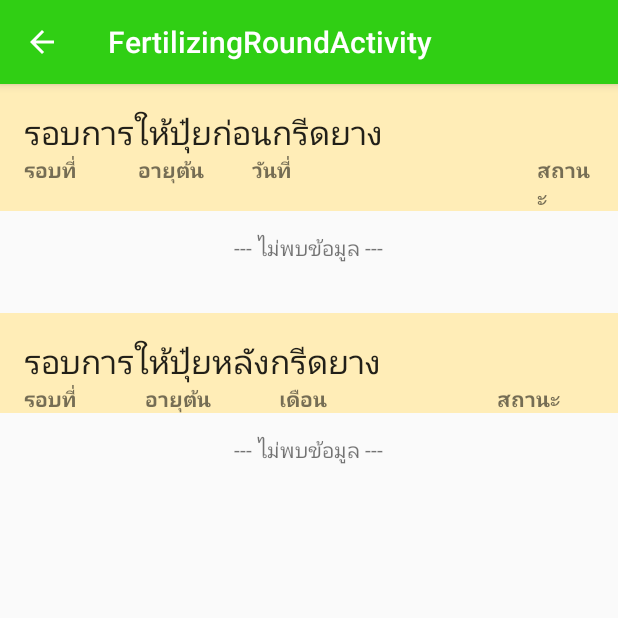
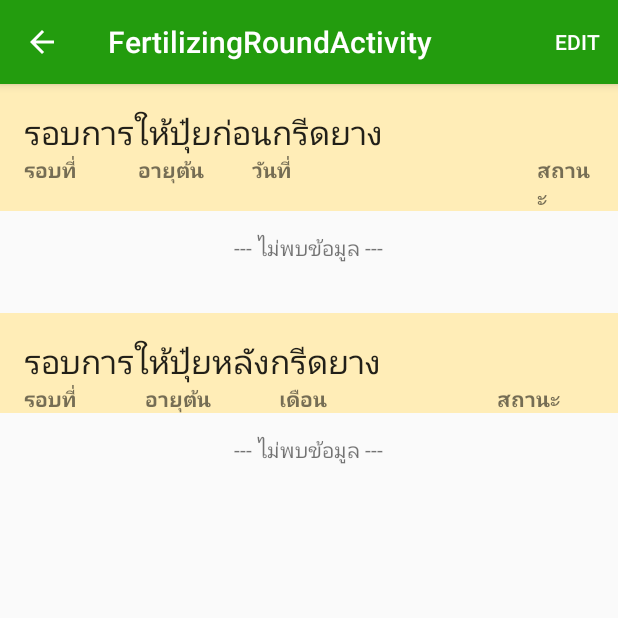
Before and after one commit to bnitelf/FertilizerForLatex, an Android app: the FertilizingRoundActivity screen opened directly, with no data from a screen before it, on a phone screen of 412 x 824 dp, the top half of it. Run offline under Robolectric (Android 15) with nearby library versions, the phone set to English and light mode, and no system bars; 1 statement that could not run was skipped.

Commit message:
Change style and finish edit fertilizing round "finish_state" implementation

```diff
--- a/app/src/main/AndroidManifest.xml
+++ b/app/src/main/AndroidManifest.xml
@@ -41,11 +41,7 @@
             android:theme="@style/AppTheme.NoActionBar" />
         <activity
             android:name=".FertilizingRoundActivity"
-            android:label="@string/title_activity_fertilizing_round"
-            android:parentActivityName=".TaskDetailActivity" >
-            <meta-data
-                android:name="android.support.PARENT_ACTIVITY"
-                android:value="com.example.puicbr.fertilizerforlatex.TaskDetailActivity" />
+            android:label="@string/title_activity_fertilizing_round">
         </activity>
     </application>
 
--- a/app/src/main/java/com/example/puicbr/fertilizerforlatex/FertilizingRoundActivity.java
+++ b/app/src/main/java/com/example/puicbr/fertilizerforlatex/FertilizingRoundActivity.java
@@ -29,12 +29,17 @@ public class FertilizingRoundActivity extends AppCompatActivity {
     private int task_id = -1;
     private Task task = null;
 
+    private FertilizingRoundAdapter adapter = null;
     private DbHelper dbHelper = null;
+
+    private boolean editMode = false;
 
     @Override
     protected void onCreate(Bundle savedInstanceState) {
         super.onCreate(savedInstanceState);
         setContentView(R.layout.activity_fertilizing_round);
+
+        getSupportActionBar().setDisplayHomeAsUpEnabled(true);
 
         lvBefore = (ListView) findViewById(R.id.lvBefore);
         lvAfter = (ListView) findViewById(R.id.lvAfter);
@@ -79,17 +84,29 @@ public class FertilizingRoundActivity extends AppCompatActivity {
             txtNoDataBefore.setVisibility(View.GONE);
             lvBefore.setVisibility(View.VISIBLE);
 
-            FertilizingRoundAdapter adapter = new FertilizingRoundAdapter(this, fRoundBeforeList);
+            adapter = new FertilizingRoundAdapter(this, fRoundBeforeList);
             lvBefore.setAdapter(adapter);
         }
     }
 
-    /*@Override
+    @Override
     public boolean onCreateOptionsMenu(Menu menu) {
         // Inflate the menu; this adds items to the action bar if it is present.
         getMenuInflater().inflate(R.menu.menu_fertilizing_round, menu);
+        MenuItem itemEdit = menu.findItem(R.id.action_edit);
+        MenuItem itemDone = menu.findItem(R.id.action_done);
+
+        if(editMode){
+            itemEdit.setVisible(false);
+            itemDone.setVisible(true);
+        } else {
+            itemEdit.setVisible(true);
+            itemDone.setVisible(false);
+        }
+
         return true;
     }
+
 
     @Override
     public boolean onOptionsItemSelected(MenuItem item) {
@@ -98,11 +115,27 @@ public class FertilizingRoundActivity extends AppCompatActivity {
         // as you specify a parent activity in AndroidManifest.xml.
         int id = item.getItemId();
 
-        //noinspection SimplifiableIfStatement
-        if (id == R.id.action_settings) {
+        if (id == android.R.id.home) {
+            onBackPressed();
             return true;
+
+        } else if (id == R.id.action_edit) {
+            editMode = true;
+            // re-create option menu
+            supportInvalidateOptionsMenu();
+
+            adapter.enableEditMode(true);
+
+        } else if (id == R.id.action_done) {
+            editMode = false;
+            // re-create option menu
+            supportInvalidateOptionsMenu();
+
+            adapter.enableEditMode(false);
         }
 
+
+
         return super.onOptionsItemSelected(item);
-    }*/
+    }
 }
--- a/app/src/main/res/layout/activity_main_old.xml
+++ b/app/src/main/res/layout/activity_main_old.xml
@@ -4,7 +4,7 @@
     android:layout_width="match_parent"
     android:layout_height="match_parent"
     android:orientation="vertical"
-    android:background="#BCEE68"
+    android:background="@color/background"
     android:padding="30dp"
     android:gravity="center"
     tools:context="com.example.puicbr.fertilizerforlatex.MainActivityOld">
--- a/app/src/main/res/layout/activity_start.xml
+++ b/app/src/main/res/layout/activity_start.xml
@@ -4,7 +4,7 @@
     xmlns:tools="http://schemas.android.com/tools"
     android:layout_width="match_parent"
     android:layout_height="match_parent"
-    android:background="#BCEE68"
+    android:background="@color/background"
     android:id="@+id/rootContainer"
     tools:context="com.example.puicbr.fertilizerforlatex.StartActivity">
 
--- a/app/src/main/res/layout/activity_task_edit.xml
+++ b/app/src/main/res/layout/activity_task_edit.xml
@@ -4,7 +4,7 @@
     xmlns:tools="http://schemas.android.com/tools"
     android:layout_width="match_parent"
     android:layout_height="match_parent"
-    android:background="#BCEE68"
+    android:background="@color/background"
     android:id="@+id/rootContainer"
     tools:context="com.example.puicbr.fertilizerforlatex.TaskEditActivity">
 
--- a/app/src/main/res/menu/menu_fertilizing_round.xml
+++ b/app/src/main/res/menu/menu_fertilizing_round.xml
@@ -2,6 +2,9 @@
     xmlns:app="http://schemas.android.com/apk/res-auto"
     xmlns:tools="http://schemas.android.com/tools"
     tools:context="com.example.puicbr.fertilizerforlatex.FertilizingRoundActivity">
-    <item android:id="@+id/action_settings" android:title="@string/action_settings"
-        android:orderInCategory="100" app:showAsAction="never" />
+    <item android:id="@+id/action_edit" android:title="@string/action_edit"
+    android:orderInCategory="100" app:showAsAction="always" />
+
+    <item android:id="@+id/action_done" android:title="@string/action_done"
+        android:orderInCategory="100" app:showAsAction="always" />
 </menu>
--- a/app/src/main/res/values/colors.xml
+++ b/app/src/main/res/values/colors.xml
@@ -1,7 +1,7 @@
 <?xml version="1.0" encoding="utf-8"?>
 <resources>
 
-    <color name="colorPrimary">#30cf14</color>
+    <color name="colorPrimary">#239c0e</color>
     <color name="colorPrimaryDark">#239c0e</color>
     <color name="colorAccent">#E87303</color>
     <color name="navDrawerbackground">@color/colorPrimaryDark</color>
--- a/app/src/main/res/values/strings.xml
+++ b/app/src/main/res/values/strings.xml
@@ -25,6 +25,7 @@
 
     <string name="action_settings">Settings</string>
     <string name="action_done">Done</string>
+    <string name="action_edit">Edit</string>
 
     <!-- TODO: Remove or change this placeholder text -->
     <string name="hello_blank_fragment">Hello blank fragment</string>
--- a/app/src/main/res/values/styles.xml
+++ b/app/src/main/res/values/styles.xml
@@ -5,6 +5,10 @@
         <item name="colorPrimary">@color/colorPrimary</item>
         <item name="colorPrimaryDark">@color/colorPrimaryDark</item>
         <item name="colorAccent">@color/colorAccent</item>
+
+        <!--<item name="actionBarStyle">@style/MyActionBar</item>-->
+        <!--<item name="background">@color/background</item>-->
+
     </style>
 
     <style name="AppTheme.NoActionBar">
@@ -23,4 +27,10 @@
         <!--<item name="actionOverflowButtonStyle">@style/ActionButtonOverflowStyle</item>-->
         <!--<item name="drawerArrowStyle">@style/DrawerArrowStyle</item>-->
     </style>
+
+    <!--<style name="MyActionBar" parent="@android:style/Widget.Holo.Light.ActionBar">-->
+    <style name="MyActionBar">
+        <item name="background">@color/colorPrimaryDark</item>
+    </style>
+
 </resources>
```
Also changed, not shown: app/src/main/java/com/example/puicbr/fertilizerforlatex/Adapter/FertilizingRoundAdapter.java (+51 -0 lines), app/src/main/java/com/example/puicbr/fertilizerforlatex/TaskDetailActivity.java (+19 -1 lines), app/src/main/java/com/example/puicbr/fertilizerforlatex/TaskListActivity.java (+5 -5 lines), app/src/main/res/layout/list_item_fertilizing_round.xml (+9 -0 lines).
